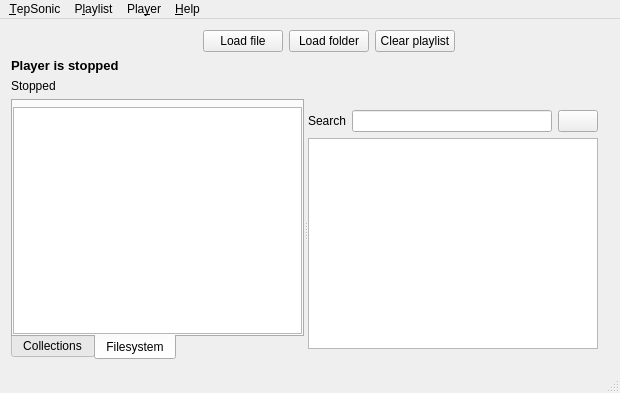
danvratil/TepSonic, file player/ui/mainwindow.ui: the form before one commit.
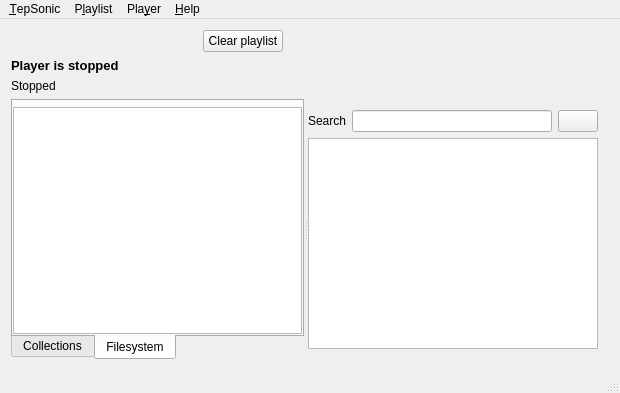
The form after the commit. Icons and pictures are not drawn. Custom widgets are drawn as their Qt base class.

Commit message: Remove 'Add file' and 'Add folder' buttons; set collections tab as default

```diff
--- a/player/ui/mainwindow.ui
+++ b/player/ui/mainwindow.ui
@@ -165,40 +165,6 @@
         </property>
        </spacer>
       </item>
-      <item>
-       <widget class="QPushButton" name="loadFileButton">
-        <property name="text">
-         <string>Load file</string>
-        </property>
-        <property name="icon">
-         <iconset resource="../icons.qrc">
-          <normaloff>:/icons/openFile</normaloff>:/icons/openFile</iconset>
-        </property>
-        <property name="iconSize">
-         <size>
-          <width>24</width>
-          <height>24</height>
-         </size>
-        </property>
-       </widget>
-      </item>
-      <item>
-       <widget class="QPushButton" name="loadFolderButton">
-        <property name="text">
-         <string>Load folder</string>
-        </property>
-        <property name="icon">
-         <iconset resource="../icons.qrc">
-          <normaloff>:/icons/openFolder</normaloff>:/icons/openFolder</iconset>
-        </property>
-        <property name="iconSize">
-         <size>
-          <width>24</width>
-          <height>24</height>
-         </size>
-        </property>
-       </widget>
-      </item>
       <item>
        <widget class="QPushButton" name="clearPlaylistButton">
         <property name="text">
```
Left out of the diff: 4 changed lines with no effect on the pictures. The commit also changes 2 other files.
